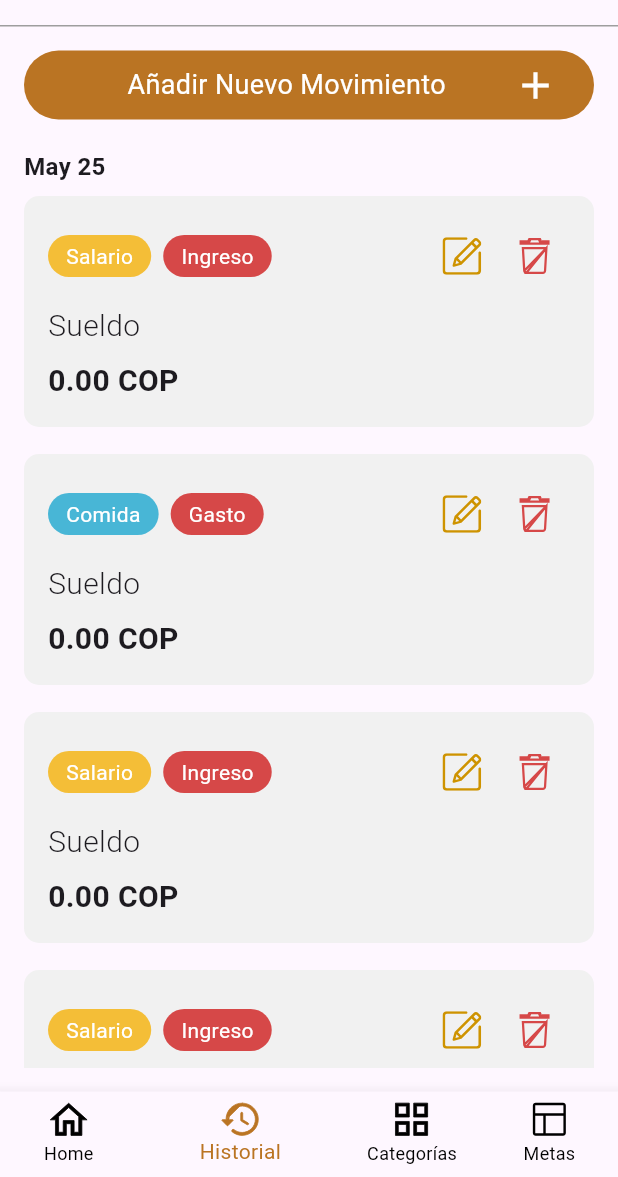
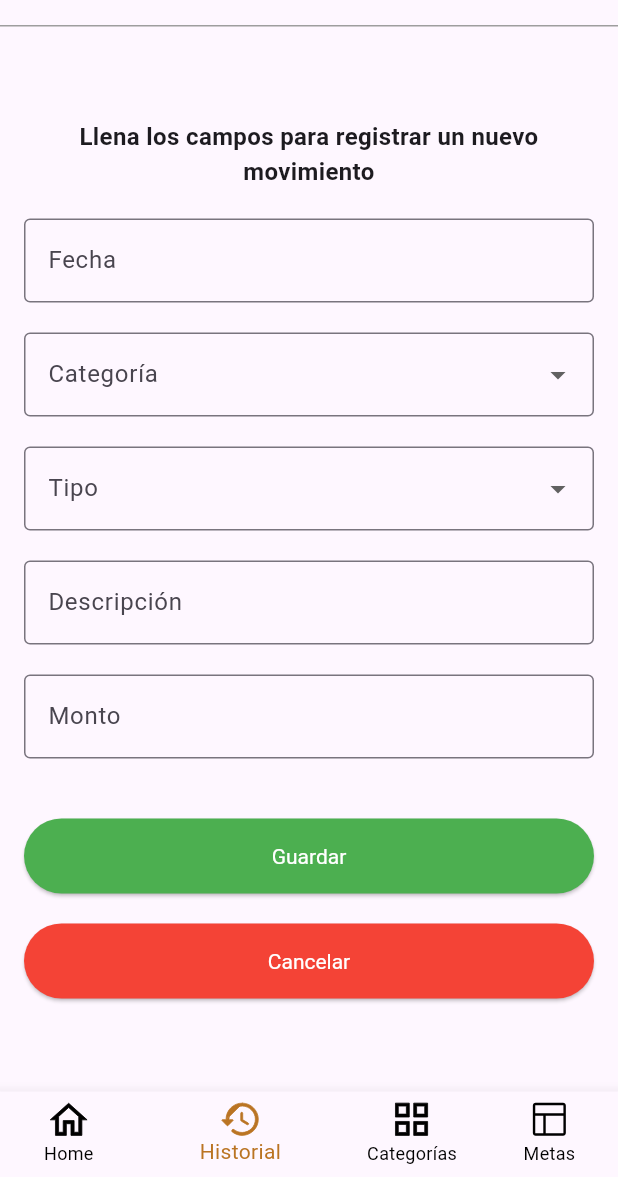
Before and after one commit to Mangutierrez/ClearFinance, a Flutter app: the screen it shows after launch, item 2 of the bottom bar chosen, after a tap on "Añadir Nuevo Movimiento", on a phone screen of 412 x 824 dp, the part 59-1236 px from its top. Run offline on Flutter 3.47's test engine with Material 3 defaults, Android fonts, the phone set to English and light mode, and no system bars; our stand-ins replace flutter_colorpicker, flutter_svg, pie_chart.

Commit message:
crud historial

```diff
--- /dev/null
+++ b/lib/data/history_data.dart
@@ -0,0 +1,25 @@
+import 'package:clear_finance/model/history_model.dart';
+import 'package:flutter/material.dart';
+
+class HistoryData {
+  static List<HistoryModel> history = [
+    HistoryModel(
+      date: 'May 25',
+      category: 'Salario',
+      type: 'Ingreso',
+      description: 'Sueldo',
+      amount: '1000.00 COP',
+      categoryColor: const Color(0xFFF4BE37),
+      typeColor: const Color(0xFFD64848),
+    ),
+    HistoryModel(
+      date: 'May 25',
+      category: 'Comida',
+      type: 'Gasto',
+      description: 'Almuerzo',
+      amount: '50.00 COP',
+      categoryColor: const Color(0xFF48B6D6),
+      typeColor: const Color(0xFFD64848),
+    ),
+  ];
+}
--- /dev/null
+++ b/lib/model/history_model.dart
@@ -0,0 +1,21 @@
+import 'package:flutter/material.dart';
+
+class HistoryModel {
+  final String date;
+  final String category;
+  final String type;
+  final String description;
+  final String amount;
+  final Color categoryColor;
+  final Color typeColor;
+
+  HistoryModel({
+    required this.date,
+    required this.category,
+    required this.type,
+    required this.description,
+    required this.amount,
+    required this.categoryColor,
+    required this.typeColor,
+  });
+}
--- a/lib/screen/history_content.dart
+++ b/lib/screen/history_content.dart
@@ -1,17 +1,55 @@
+import 'package:clear_finance/data/history_data.dart';
+import 'package:clear_finance/model/history_model.dart';
+import 'package:clear_finance/screen/new_history_content.dart';
 import 'package:flutter/cupertino.dart';
 import 'package:flutter/material.dart';
 import 'package:flutter_svg/flutter_svg.dart';
 
-class HistoryContent extends StatelessWidget {
+class HistoryContent extends StatefulWidget {
   const HistoryContent({super.key});
 
   @override
+  _HistoryContentState createState() => _HistoryContentState();
+}
+
+class _HistoryContentState extends State<HistoryContent> {
+  bool showNewHistoryContent = false;
+  HistoryModel? historyToEdit;
+
+  @override
   Widget build(BuildContext context) {
+    return showNewHistoryContent
+        ? NewHistoryContent(
+            historyToEdit: historyToEdit,
+            onCancel: () {
+              setState(() {
+                showNewHistoryContent = false;
+              });
+            },
+            onHistoryCreated: (fromEdit, historyModel) {
+              if (fromEdit) {
+                HistoryData.history.remove(historyToEdit);
+                historyToEdit = null;
+              }
+              HistoryData.history.add(historyModel);
+              setState(() {
+                showNewHistoryContent = false;
+              });
+            },
+          )
+        : _buildHistoryContent();
+  }
+
+  Widget _buildHistoryContent() {
     return Padding(
         padding: const EdgeInsets.all(16.0),
         child: Column(children: [
           InkWell(
-              onTap: () {},
+              onTap: () {
+                setState(() {
+                  showNewHistoryContent = true;
+                });
+              },
               child: Container(
                   padding: const EdgeInsets.all(8),
                   decoration: BoxDecoration(
@@ -41,72 +79,23 @@ class HistoryContent extends StatelessWidget {
             child: Column(
               mainAxisSize: MainAxisSize.max,
               crossAxisAlignment: CrossAxisAlignment.start,
-              children: [
-                const SizedBox(height: 10),
-                const Text('May 25',
-                    style:
-                        TextStyle(fontSize: 16, fontWeight: FontWeight.bold)),
-                _buildHistoryItem(
-                    'May 25',
-                    'Salario',
-                    'Ingreso',
-                    'Sueldo',
-                    '0.00 COP',
-                    const Color(0xFFF4BE37),
-                    const Color(0xFFD64848)),
-                const SizedBox(height: 10),
-                _buildHistoryItem(
-                    'May 25',
-                    'Comida',
-                    'Gasto',
-                    'Sueldo',
-                    '0.00 COP',
-                    const Color(0xFF48B6D6),
-                    const Color(0xFFD64848)),
-                const SizedBox(height: 10),
-                _buildHistoryItem(
-                    'May 24',
-                    'Salario',
-                    'Ingreso',
-                    'Sueldo',
-                    '0.00 COP',
-                    const Color(0xFFF4BE37),
-                    const Color(0xFFD64848)),
-                const SizedBox(height: 10),
-                _buildHistoryItem(
-                    'May 24',
-                    'Salario',
-                    'Ingreso',
-                    'Sueldo',
-                    '0.00 COP',
-                    const Color(0xFFF4BE37),
-                    const Color(0xFFD64848)),
-                const SizedBox(height: 10),
-                _buildHistoryItem(
-                    'May 24',
-                    'Salario',
-                    'Ingreso',
-                    'Sueldo',
-                    '0.00 COP',
-                    const Color(0xFFF4BE37),
-                    const Color(0xFFD64848)),
-                const SizedBox(height: 10),
-                _buildHistoryItem(
-                    'May 24',
-                    'Salario',
-                    'Ingreso',
-                    'Sueldo',
-                    '0.00 COP',
-                    const Color(0xFFF4BE37),
-                    const Color(0xFFD64848)),
-              ],
+              children: HistoryData.history.map((historyItem) {
+                return Column(
+                  children: [
+                    const SizedBox(height: 10),
+                    Text(historyItem.date,
+                        style: const TextStyle(
+                            fontSize: 16, fontWeight: FontWeight.bold)),
+                    _buildHistoryItem(historyItem),
+                  ],
+                );
+              }).toList(),
             ),
           ))
         ]));
   }
 
-  Widget _buildHistoryItem(String date, String category, String type,
-      String description, String amount, Color categoryColor, Color typeColor) {
+  Widget _buildHistoryItem(HistoryModel historyItem) {
     return Column(
       crossAxisAlignment: CrossAxisAlignment.start,
       children: [
@@ -122,26 +111,35 @@ class HistoryContent extends StatelessWidget {
             children: [
               Row(
                 children: [
-                  _buildChip(category, categoryColor),
+                  _buildChip(historyItem.category, historyItem.categoryColor),
                   const SizedBox(width: 8),
-                  _buildChip(type, typeColor),
+                  _buildChip(historyItem.type, historyItem.typeColor),
                   const Spacer(),
                   IconButton(
                     icon: SvgPicture.asset('assets/images/ic_edit.svg'),
-                    onPressed: () {},
+                    onPressed: () {
+                      setState(() {
+                        showNewHistoryContent = true;
+                        historyToEdit = historyItem;
+                      });
+                    },
                   ),
                   IconButton(
                     icon: SvgPicture.asset('assets/images/ic_delete.svg'),
-                    onPressed: () {},
+                    onPressed: () {
+                      setState(() {
+                        HistoryData.history.remove(historyItem);
+                      });
+                    },
                   ),
                 ],
               ),
               const SizedBox(height: 8),
-              Text(description,
+              Text(historyItem.description,
                   style: const TextStyle(
                       fontSize: 20, fontWeight: FontWeight.w300)),
               const SizedBox(height: 8),
-              Text(amount,
+              Text(historyItem.amount,
                   style: const TextStyle(
                       fontSize: 20, fontWeight: FontWeight.bold)),
             ],
--- /dev/null
+++ b/lib/screen/new_history_content.dart
@@ -0,0 +1,217 @@
+import 'package:clear_finance/data/category_data.dart';
+import 'package:clear_finance/data/history_data.dart';
+import 'package:clear_finance/model/category_model.dart';
+import 'package:clear_finance/model/history_model.dart';
+import 'package:flutter/material.dart';
+
+class NewHistoryContent extends StatefulWidget {
+  final HistoryModel? historyToEdit;
+  final void Function(bool, HistoryModel) onHistoryCreated;
+  final void Function() onCancel;
+
+  const NewHistoryContent({
+    super.key,
+    required this.onCancel,
+    required this.onHistoryCreated,
+    this.historyToEdit,
+  });
+
+  @override
+  _NewHistoryContentState createState() => _NewHistoryContentState();
+}
+
+class _NewHistoryContentState extends State<NewHistoryContent> {
+  final _formKey = GlobalKey<FormState>();
+  String? _selectedDate;
+  String? _selectedCategory;
+  String? _selectedType;
+  String? _selectedDescription;
+  String? _selectedAmount;
+
+  @override
+  void initState() {
+    super.initState();
+    _loadInitialData();
+  }
+
+  void _loadInitialData() {
+    if (widget.historyToEdit != null) {
+      _selectedDate = widget.historyToEdit!.date;
+      _selectedCategory = widget.historyToEdit!.category;
+      _selectedType = widget.historyToEdit!.type;
+      _selectedDescription = widget.historyToEdit!.description;
+      _selectedAmount = widget.historyToEdit!.amount;
+    }
+  }
+
+  @override
+  Widget build(BuildContext context) {
+    return SingleChildScrollView(
+      padding: const EdgeInsets.all(16.0),
+      child: Form(
+        key: _formKey,
+        child: Column(
+          crossAxisAlignment: CrossAxisAlignment.start,
+          mainAxisSize: MainAxisSize.max,
+          mainAxisAlignment: MainAxisAlignment.start,
+          children: [
+            const Text(
+              'Llena los campos para registrar un nuevo movimiento',
+              textAlign: TextAlign.center,
+              style: TextStyle(fontSize: 16, fontWeight: FontWeight.bold),
+            ),
+            const SizedBox(height: 20),
+            TextFormField(
+              initialValue: _selectedDate ?? '',
+              decoration: const InputDecoration(
+                labelText: 'Fecha',
+                border: OutlineInputBorder(),
+              ),
+              validator: (value) {
+                if (value == null || value.isEmpty) {
+                  return 'Por favor ingresa una fecha';
+                }
+                return null;
+              },
+              onChanged: (value) {
+                setState(() {
+                  _selectedDate = value;
+                });
+              },
+            ),
+            const SizedBox(height: 20),
+            DropdownButtonFormField<String>(
+              value: _selectedCategory,
+              decoration: const InputDecoration(
+                labelText: 'Categoría',
+                border: OutlineInputBorder(),
+              ),
+              items: CategoryData.categories.map((CategoryModel category) {
+                return DropdownMenuItem(
+                  value: category.name,
+                  child: Text(category.name),
+                );
+              }).toList(),
+              onChanged: (value) {
+                setState(() {
+                  _selectedCategory = value;
+                });
+              },
+              validator: (value) {
+                if (value == null || value.isEmpty) {
+                  return 'Por favor selecciona una categoría';
+                }
+                return null;
+              },
+            ),
+            const SizedBox(height: 20),
+            DropdownButtonFormField<String>(
+              value: _selectedType,
+              decoration: const InputDecoration(
+                labelText: 'Tipo',
+                border: OutlineInputBorder(),
+              ),
+              items: const [
+                DropdownMenuItem(value: 'Ingreso', child: Text('Ingreso')),
+                DropdownMenuItem(value: 'Gasto', child: Text('Gasto')),
+              ],
+              onChanged: (value) {
+                setState(() {
+                  _selectedType = value;
+                });
+              },
+              validator: (value) {
+                if (value == null || value.isEmpty) {
+                  return 'Por favor selecciona un tipo';
+                }
+                return null;
+              },
+            ),
+            const SizedBox(height: 20),
+            TextFormField(
+              initialValue: _selectedDescription ?? '',
+              decoration: const InputDecoration(
+                labelText: 'Descripción',
+                border: OutlineInputBorder(),
+              ),
+              validator: (value) {
+                if (value == null || value.isEmpty) {
+                  return 'Por favor ingresa una descripción';
+                }
+                return null;
+              },
+              onChanged: (value) {
+                setState(() {
+                  _selectedDescription = value;
+                });
+              },
+            ),
+            const SizedBox(height: 20),
+            TextFormField(
+              initialValue: _selectedAmount ?? '',
+              decoration: const InputDecoration(
+                labelText: 'Monto',
+                border: OutlineInputBorder(),
+              ),
+              validator: (value) {
+                if (value == null || value.isEmpty) {
+                  return 'Por favor ingresa un monto';
+                }
+                return null;
+              },
+              onChanged: (value) {
+                setState(() {
+                  _selectedAmount = value;
+                });
+              },
+            ),
+            const SizedBox(height: 40),
+            Column(
+              children: [
+                ElevatedButton(
+                  onPressed: () {
+                    if (_formKey.currentState?.validate() ?? false) {
+                      final newHistory = HistoryModel(
+                        date: _selectedDate!,
+                        category: _selectedCategory!,
+                        type: _selectedType!,
+                        description: _selectedDescription!,
+                        amount: _selectedAmount!,
+                        categoryColor: _getCategoryColor(_selectedCategory!),
+                        typeColor: _selectedType == 'Ingreso' ? Colors.green : Colors.red,
+                      );
+                      widget.onHistoryCreated(
+                          widget.historyToEdit != null, newHistory);
+                    }
+                  },
+                  style: ElevatedButton.styleFrom(
+                    backgroundColor: Colors.green,
+                    textStyle: const TextStyle(color: Colors.white),
+                    minimumSize: const Size(double.infinity, 50),
+                  ),
+                  child: const Text('Guardar', style: TextStyle(color: Colors.white)),
+                ),
+                const SizedBox(height: 20),
+                ElevatedButton(
+                  onPressed: widget.onCancel,
+                  style: ElevatedButton.styleFrom(
+                    backgroundColor: Colors.red,
+                    textStyle: const TextStyle(color: Colors.white),
+                    minimumSize: const Size(double.infinity, 50),
+                  ),
+                  child: const Text('Cancelar', style: TextStyle(color: Colors.white)),
+                ),
+              ],
+            ),
+          ],
+        ),
+      ),
+    );
+  }
+
+  Color _getCategoryColor(String categoryName) {
+    return CategoryData.categories
+        .firstWhere((category) => category.name == categoryName)
+        .backgroundColor;
+  }
+}
```
Also changed, not shown: pubspec.lock.
